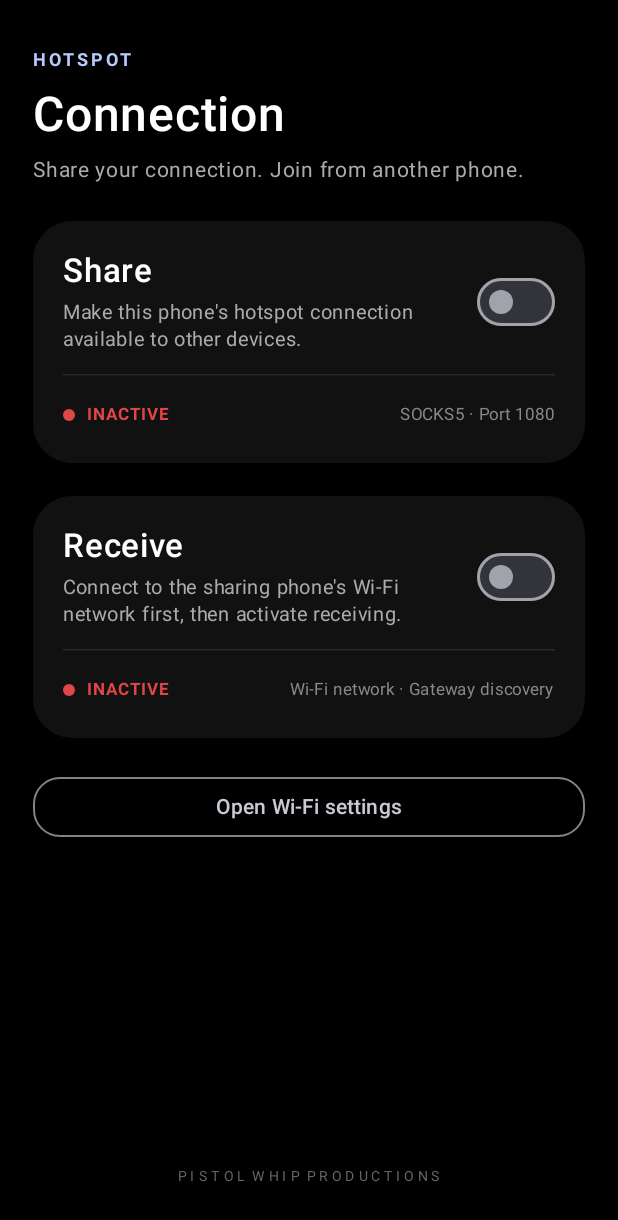
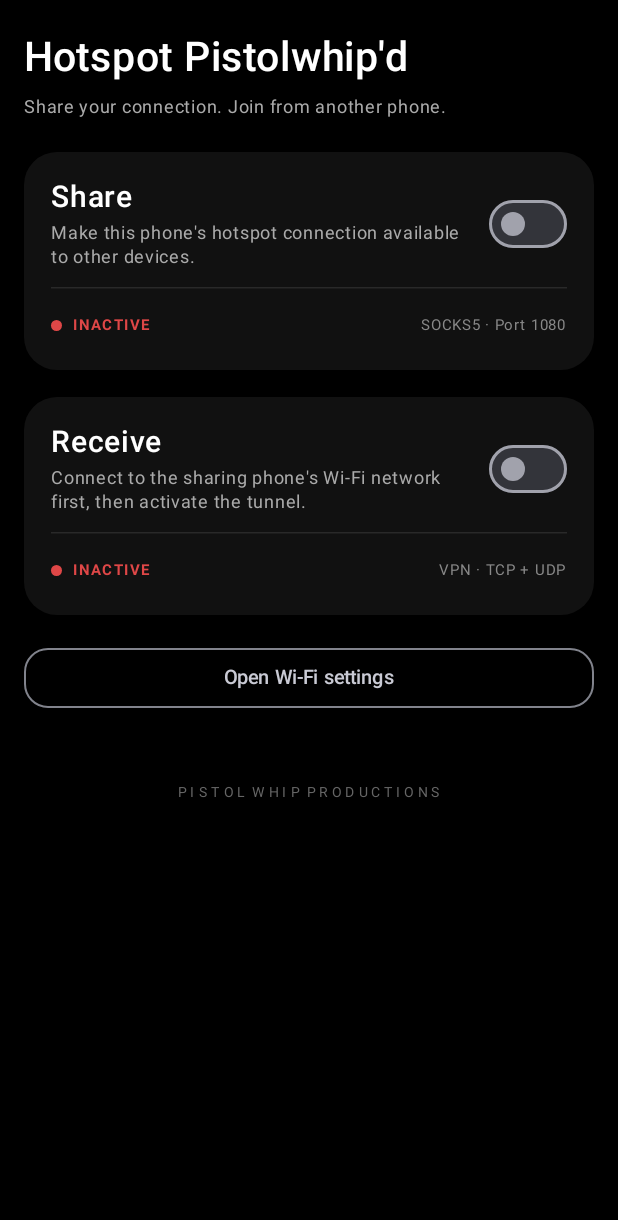
Before and after one commit to pistolwhip-justin/Hotspot-Pistolwhip-d, an Android app built with Jetpack Compose: the screen it shows after launch (MainActivity), on a phone screen of 412 x 824 dp. Shown: the top 1220 px of the screen. Run offline under Robolectric (Android 15) with nearby library versions, the phone set to English and light mode, and no system bars.

Commit message:
Request VPN consent and polish compact scrollable dashboard

```diff
--- a/app/src/main/java/com/pistolwhip/hotspot/MainActivity.kt
+++ b/app/src/main/java/com/pistolwhip/hotspot/MainActivity.kt
@@ -2,6 +2,7 @@ package com.pistolwhip.hotspot
 
 import android.Manifest
 import android.content.Intent
+import android.net.VpnService
 import android.os.Build
 import android.os.Bundle
 import android.provider.Settings
@@ -9,7 +10,9 @@ import androidx.activity.ComponentActivity
 import androidx.activity.compose.setContent
 import androidx.compose.foundation.background
 import androidx.compose.foundation.layout.*
+import androidx.compose.foundation.rememberScrollState
 import androidx.compose.foundation.shape.RoundedCornerShape
+import androidx.compose.foundation.verticalScroll
 import androidx.compose.material3.*
 import androidx.compose.runtime.*
 import androidx.compose.ui.Alignment
@@ -31,9 +34,36 @@ class MainActivity : ComponentActivity() {
                     initialShare = State.share(this),
                     initialReceive = State.receive(this),
                     onShare = { enabled -> serviceToggle(ShareService::class.java, ShareService.ACTION_STOP, enabled) },
-                    onReceive = { enabled -> serviceToggle(ReceiveService::class.java, ReceiveService.ACTION_STOP, enabled) },
+                    onReceive = { enabled -> receiveToggle(enabled) },
                     onWifiSettings = { startActivity(Intent(Settings.ACTION_WIFI_SETTINGS)) }
                 )
+            }
+        }
+    }
+
+    private fun receiveToggle(enabled: Boolean) {
+        if (!enabled) {
+            serviceToggle(ReceiveService::class.java, ReceiveService.ACTION_STOP, false)
+            stopService(Intent(this, TunnelVpnService::class.java))
+            return
+        }
+        val permissionIntent = VpnService.prepare(this)
+        if (permissionIntent != null) {
+            State.setReceive(this, false)
+            startActivityForResult(permissionIntent, REQUEST_VPN_PERMISSION)
+        } else {
+            serviceToggle(ReceiveService::class.java, ReceiveService.ACTION_STOP, true)
+        }
+    }
+
+    @Deprecated("Activity result is used for Android's system VPN-consent screen")
+    override fun onActivityResult(requestCode: Int, resultCode: Int, data: Intent?) {
+        super.onActivityResult(requestCode, resultCode, data)
+        if (requestCode == REQUEST_VPN_PERMISSION) {
+            if (resultCode == RESULT_OK) {
+                serviceToggle(ReceiveService::class.java, ReceiveService.ACTION_STOP, true)
+            } else {
+                State.setReceive(this, false)
             }
         }
     }
@@ -43,11 +73,16 @@ class MainActivity : ComponentActivity() {
         if (Build.VERSION.SDK_INT >= 26 && enabled) startForegroundService(intent) else startService(intent)
         if (cls == ShareService::class.java) State.setShare(this, enabled) else State.setReceive(this, enabled)
     }
+
+    companion object {
+        private const val REQUEST_VPN_PERMISSION = 42
+    }
 }
 
 @Composable
 private fun HotspotTheme(content: @Composable () -> Unit) {
-    val dynamic = if (Build.VERSION.SDK_INT >= 31) androidx.compose.material3.dynamicDarkColorScheme(androidx.compose.ui.platform.LocalContext.current) else darkColorScheme()
+    val context = androidx.compose.ui.platform.LocalContext.current
+    val dynamic = if (Build.VERSION.SDK_INT >= 31) androidx.compose.material3.dynamicDarkColorScheme(context) else darkColorScheme()
     val scheme = dynamic.copy(background = Color.Black, surface = Color.Black, surfaceContainer = Color(0xff111111), surfaceContainerHigh = Color(0xff191919))
     MaterialTheme(colorScheme = scheme, content = content)
 }
@@ -58,34 +93,39 @@ private fun Dashboard(initialShare: Boolean, initialReceive: Boolean, onShare: (
     var sharing by remember { mutableStateOf(initialShare) }
     var receiving by remember { mutableStateOf(initialReceive) }
 
-    // Quick Settings tile actions do not bring this Activity forward. Refresh the displayed
-    // switches only when the user independently returns to the app.
     LifecycleEventEffect(Lifecycle.Event.ON_RESUME) {
         sharing = State.share(context)
         receiving = State.receive(context)
     }
 
     Surface(Modifier.fillMaxSize(), color = Color.Black) {
-        Column(Modifier.fillMaxSize().padding(horizontal = 22.dp, vertical = 28.dp), verticalArrangement = Arrangement.spacedBy(22.dp)) {
+        Column(
+            Modifier.fillMaxSize().verticalScroll(rememberScrollState()).padding(horizontal = 16.dp, vertical = 22.dp),
+            verticalArrangement = Arrangement.spacedBy(18.dp)
+        ) {
             Column(verticalArrangement = Arrangement.spacedBy(5.dp)) {
-                Text("HOTSPOT", color = MaterialTheme.colorScheme.primary, fontSize = 12.sp, fontWeight = FontWeight.Bold, letterSpacing = 2.sp)
-                Text("Connection", color = Color.White, fontSize = 32.sp, fontWeight = FontWeight.SemiBold)
-                Text("Share your connection. Join from another phone.", color = Color(0xffaaaaaa), fontSize = 14.sp)
+                Text("Hotspot Pistolwhip'd", color = Color.White, fontSize = 27.sp, fontWeight = FontWeight.SemiBold)
+                Text("Share your connection. Join from another phone.", color = Color(0xffaaaaaa), fontSize = 12.sp)
             }
             RoleCard("Share", "Make this phone's hotspot connection available to other devices.", sharing, "SOCKS5 · Port 1080") { value ->
-                sharing = value; onShare(value)
+                sharing = value
+                onShare(value)
             }
-            RoleCard("Receive", "Connect to the sharing phone's Wi-Fi network first, then activate receiving.", receiving, "Wi-Fi network · Gateway discovery") { value ->
-                receiving = value; onReceive(value)
+            RoleCard("Receive", "Connect to the sharing phone's Wi-Fi network first, then activate the tunnel.", receiving, "VPN · TCP + UDP") { value ->
+                receiving = value
+                onReceive(value)
             }
             if (!receiving) {
-                OutlinedButton(onClick = onWifiSettings, modifier = Modifier.fillMaxWidth(), shape = RoundedCornerShape(18.dp)) {
-                    Text("Open Wi-Fi settings")
+                OutlinedButton(onClick = onWifiSettings, modifier = Modifier.fillMaxWidth(), shape = RoundedCornerShape(16.dp)) {
+                    Text("Open Wi-Fi settings", fontSize = 13.sp)
                 }
             } else {
-                Text("Phase 1 verifies the local sharing endpoint and internet reachability. Full-device VPN routing is coming in Phase 2.", color = Color(0xff999999), fontSize = 12.sp)
+                Text(
+                    "Receiver traffic is routed through the sharing phone. Android's VPN notification shows tunnel status.",
+                    color = Color(0xff999999), fontSize = 11.sp, lineHeight = 15.sp
+                )
             }
-            Spacer(Modifier.weight(1f))
+            Spacer(Modifier.height(4.dp))
             Text("P I S T O L  W H I P  P R O D U C T I O N S", color = Color(0xff666666), fontSize = 9.sp, modifier = Modifier.align(Alignment.CenterHorizontally))
         }
     }
@@ -93,22 +133,23 @@ private fun Dashboard(initialShare: Boolean, initialReceive: Boolean, onShare: (
 
 @Composable
 private fun RoleCard(title: String, description: String, checked: Boolean, detail: String, onChecked: (Boolean) -> Unit) {
-    Card(colors = CardDefaults.cardColors(containerColor = Color(0xff111111)), shape = RoundedCornerShape(26.dp), modifier = Modifier.fillMaxWidth()) {
-        Column(Modifier.padding(20.dp), verticalArrangement = Arrangement.spacedBy(14.dp)) {
+    Card(colors = CardDefaults.cardColors(containerColor = Color(0xff111111)), shape = RoundedCornerShape(22.dp), modifier = Modifier.fillMaxWidth()) {
+        Column(Modifier.padding(18.dp), verticalArrangement = Arrangement.spacedBy(12.dp)) {
             Row(verticalAlignment = Alignment.CenterVertically) {
-                Column(Modifier.weight(1f), verticalArrangement = Arrangement.spacedBy(5.dp)) {
-                    Text(title, color = Color.White, fontSize = 22.sp, fontWeight = FontWeight.SemiBold)
-                    Text(description, color = Color(0xffaaaaaa), fontSize = 13.sp, lineHeight = 18.sp)
+                Column(Modifier.weight(1f), verticalArrangement = Arrangement.spacedBy(4.dp)) {
+                    Text(title, color = Color.White, fontSize = 20.sp, fontWeight = FontWeight.SemiBold)
+                    Text(description, color = Color(0xffaaaaaa), fontSize = 12.sp, lineHeight = 16.sp)
                 }
+                Spacer(Modifier.width(18.dp))
                 Switch(checked = checked, onCheckedChange = onChecked)
             }
             HorizontalDivider(color = Color(0xff292929))
-            Row(verticalAlignment = Alignment.CenterVertically, horizontalArrangement = Arrangement.spacedBy(8.dp)) {
+            Row(verticalAlignment = Alignment.CenterVertically, horizontalArrangement = Arrangement.spacedBy(7.dp)) {
                 val color = if (checked) Color(0xff27c46b) else Color(0xffdf4747)
-                Box(Modifier.size(8.dp).background(color, RoundedCornerShape(50)))
-                Text(if (checked) "ACTIVE" else "INACTIVE", color = color, fontSize = 11.sp, fontWeight = FontWeight.Bold, letterSpacing = 1.sp)
+                Box(Modifier.size(7.dp).background(color, RoundedCornerShape(50)))
+                Text(if (checked) "ACTIVE" else "INACTIVE", color = color, fontSize = 10.sp, fontWeight = FontWeight.Bold, letterSpacing = 1.sp)
                 Spacer(Modifier.weight(1f))
-                Text(detail, color = Color(0xff888888), fontSize = 11.sp)
+                Text(detail, color = Color(0xff888888), fontSize = 10.sp)
             }
         }
     }
```
